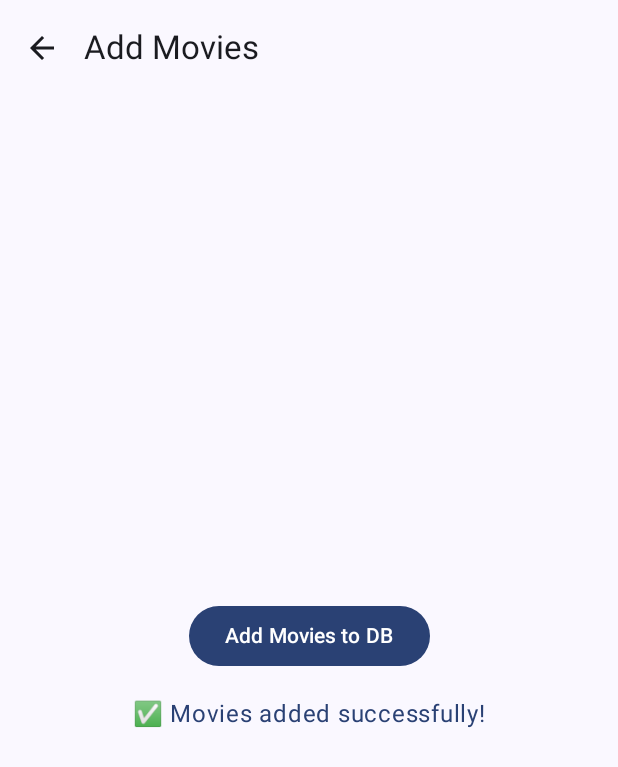
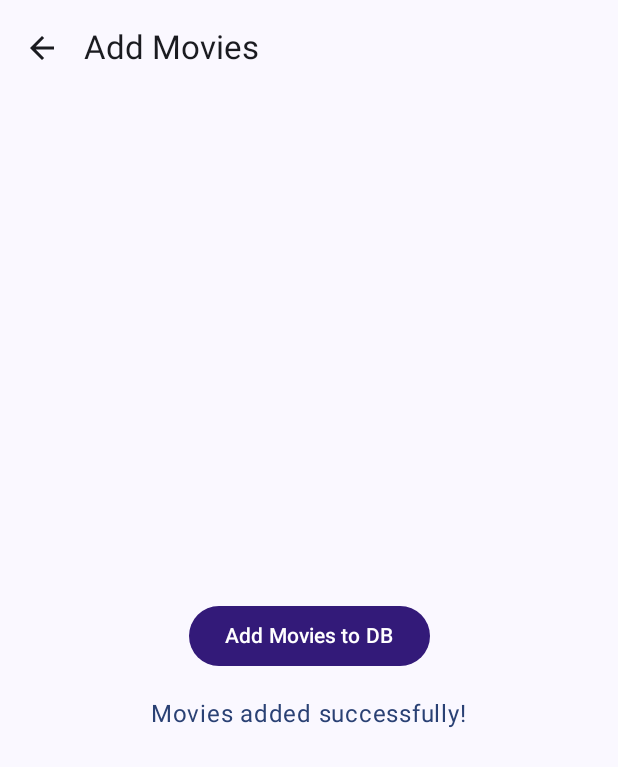
Before and after one commit to Kaveesha-2003/Movie_App, an Android app built with Jetpack Compose: the AddMoviesScreen screen opened through its navigation route, after a tap on "Add Movies to DB", on a phone screen of 412 x 824 dp. Shown: the top 767 px of the screen. Run offline under Robolectric (Android 15) with nearby library versions, the phone set to English and light mode, and no system bars; our stand-ins replace Room's generated code.

Commit message:
final fix

```diff
--- a/app/src/main/java/com/example/movie_app/AddMoviesScreen.kt
+++ b/app/src/main/java/com/example/movie_app/AddMoviesScreen.kt
@@ -10,6 +10,7 @@ import androidx.compose.runtime.*
 import androidx.compose.runtime.saveable.rememberSaveable
 import androidx.compose.ui.Alignment
 import androidx.compose.ui.Modifier
+import androidx.compose.ui.graphics.Color
 import androidx.compose.ui.platform.LocalContext
 import androidx.compose.ui.unit.dp
 import androidx.lifecycle.viewmodel.compose.viewModel
@@ -47,19 +48,26 @@ fun AddMoviesScreen(navController: NavController) {
             verticalArrangement = Arrangement.Center,
             horizontalAlignment = Alignment.CenterHorizontally
         ) {
-            Button(onClick = {
-                viewModel.addMovies()
-                added = true
-            }) {
+            Button(
+                onClick = {
+                    viewModel.addMovies()
+                    added = true
+                },
+                colors = ButtonDefaults.buttonColors(
+                    containerColor = Color(0xFF331A79), // ✅ Your color here
+                    contentColor = Color.White
+                )
+            ) {
                 Text("Add Movies to DB")
             }
 
             if (added) {
                 Spacer(modifier = Modifier.height(16.dp))
-                Text("✅ Movies added successfully!", color = MaterialTheme.colorScheme.primary)
+                Text("Movies added successfully!", color = MaterialTheme.colorScheme.primary)
             }
         }
     }
+
 }
 
 
@@ -94,6 +102,30 @@ class AddMoviesViewModel(private val context: Context) : ViewModel() {
                     plot = "Batman has not been seen for ten years. A new breed of criminal ravages Gotham City, forcing 55-year-old Bruce Wayne back into the cape and cowl."
                 ),
                 Movie(
+                    title = "The Lord of the Rings: The Return of the King",
+                    year = "2003",
+                    rated = "PG-13",
+                    released = "17 Dec 2003",
+                    runtime = "201 min",
+                    genre = "Action, Adventure, Drama",
+                    director = "Peter Jackson",
+                    writer = "J.R.R. Tolkien, Fran Walsh, Philippa Boyens",
+                    actors = "Elijah Wood, Viggo Mortensen, Ian McKellen",
+                    plot = "Gandalf and Aragorn lead the World of Men against Sauron's army to draw his gaze from Frodo and Sam as they approach Mount Doom with the One Ring."
+                ),
+                Movie(
+                    title = "Inception",
+                    year = "2010",
+                    rated = "PG-13",
+                    released = "16 Jul 2010",
+                    runtime = "148 min",
+                    genre = "Action, Adventure, Sci-Fi",
+                    director = "Christopher Nolan",
+                    writer = "Christopher Nolan",
+                    actors = "Leonardo DiCaprio, Joseph Gordon-Levitt, Elliot Page",
+                    plot = "A thief who steals corporate secrets through the use of dream-sharing technology is given the inverse task of planting an idea into the mind of a C.E.O., but his tragic past may doom the project and his team to disaster."
+                ),
+                Movie(
                     title = "The Matrix",
                     year = "1999",
                     rated = "R",
@@ -104,7 +136,7 @@ class AddMoviesViewModel(private val context: Context) : ViewModel() {
                     writer = "Lilly Wachowski, Lana Wachowski",
                     actors = "Keanu Reeves, Laurence Fishburne, Carrie-Anne Moss",
                     plot = "Neo discovers the life he knows is an elaborate deception of an evil cyber-intelligence."
-                )
+                ),
                 // hardcoded movies.
             )
             movieDao.insertAll(movies)
--- a/app/src/main/java/com/example/movie_app/MainActivity.kt
+++ b/app/src/main/java/com/example/movie_app/MainActivity.kt
@@ -3,12 +3,15 @@ package com.example.movie_app
 import android.os.Bundle
 import androidx.activity.ComponentActivity
 import androidx.activity.compose.setContent
+import androidx.compose.foundation.Image
 import androidx.compose.foundation.layout.*
 import androidx.compose.foundation.shape.RoundedCornerShape
 import androidx.compose.material3.*
 import androidx.compose.runtime.Composable
 import androidx.compose.ui.Alignment
 import androidx.compose.ui.Modifier
+import androidx.compose.ui.graphics.Color
+import androidx.compose.ui.res.painterResource
 import androidx.compose.ui.unit.dp
 import androidx.navigation.NavController
 import androidx.navigation.NavHostController
@@ -46,18 +49,85 @@ fun HomeScreen(navController: NavHostController) {
     Scaffold(
         topBar = {
             TopAppBar(
-                title = { Text("Movie Vault") }
+                title = {
+                    Box(modifier = Modifier.fillMaxWidth(), contentAlignment = Alignment.Center) {
+                        Text(
+                            text = "Movie Vault",
+                            style = MaterialTheme.typography.headlineMedium
+                        )
+                    }
+                }
             )
         }
     ) { padding ->
-        Column(
+
+        BoxWithConstraints(
             modifier = Modifier
                 .padding(padding)
                 .fillMaxSize()
-                .padding(24.dp),
+                .padding(24.dp)
+        ) {
+            if (maxWidth < 600.dp) {
+                // ✅ Portrait mode
+                Column(
+                    verticalArrangement = Arrangement.Top,
+                    horizontalAlignment = Alignment.CenterHorizontally,
+                    modifier = Modifier.fillMaxSize()
+                ) {
+
+                    Spacer(modifier = Modifier.height(90.dp))
+
+                    Image(
+                        painter = painterResource(id = R.drawable.logo),
+                        contentDescription = "Movie Logo",
+                        modifier = Modifier
+                            .fillMaxWidth()
+                            .height(200.dp)
+                    )
+
+                    Spacer(modifier = Modifier.height(115.dp))
+
+                    HomeButton(text = "Add Movies to DB") {
+                        navController.navigate("add_movies")
+                    }
+
+                    HomeButton(text = "Search for Movies") {
+                        navController.navigate("search_movies")
+                    }
+
+                    HomeButton(text = "Search for Actors") {
+                        navController.navigate("search_actors")
+                    }
+
+                    HomeButton(text = "Search Titles (OMDb)") {
+                        navController.navigate("search_titles")
+                    }
+                }
+            } else {
+                // ✅ Landscape mode
+                Row(
+                    horizontalArrangement = Arrangement.SpaceEvenly,
+                    verticalAlignment = Alignment.CenterVertically,
+                    modifier = Modifier.fillMaxSize()
+                ) {
+
+                    // Logo on LEFT
+                    Image(
+                        painter = painterResource(id = R.drawable.logo),
+                        contentDescription = "Movie Logo",
+                        modifier = Modifier
+                            .weight(1f)
+                            .fillMaxHeight()
+                    )
+
+                    // Buttons on RIGHT
+                    Column(
                         verticalArrangement = Arrangement.Center,
-            horizontalAlignment = Alignment.CenterHorizontally
+                        horizontalAlignment = Alignment.CenterHorizontally,
+                        modifier = Modifier.weight(1f)
                     ) {
+
+
                         HomeButton(text = "Add Movies to DB") {
                             navController.navigate("add_movies")
                         }
@@ -76,6 +146,9 @@ fun HomeScreen(navController: NavHostController) {
                     }
                 }
             }
+        }
+    }
+}
 
 @Composable
 fun HomeButton(text: String, onClick: () -> Unit) {
@@ -83,8 +156,13 @@ fun HomeButton(text: String, onClick: () -> Unit) {
         onClick = onClick,
         modifier = Modifier
             .fillMaxWidth()
-            .padding(vertical = 8.dp),
-        shape = RoundedCornerShape(24.dp) // ✅ make it more rounded
+            .padding(vertical = 8.dp)
+            ,
+        shape = RoundedCornerShape(24.dp),
+        colors = ButtonDefaults.buttonColors(
+            containerColor = Color(0xFF331A79), // Blue shade
+            contentColor = Color.White
+        )
     ) {
         Text(text)
     }
```
Also changed, not shown: app/src/main/java/com/example/movie_app/SearchActorsScreen.kt (+7 -1 lines), app/src/main/java/com/example/movie_app/SearchMoviesScreen.kt (+11 -2 lines), app/src/main/java/com/example/movie_app/SearchTitlesScreen.kt (+6 -1 lines). Lines whose indentation alone changed are shown as unchanged.
